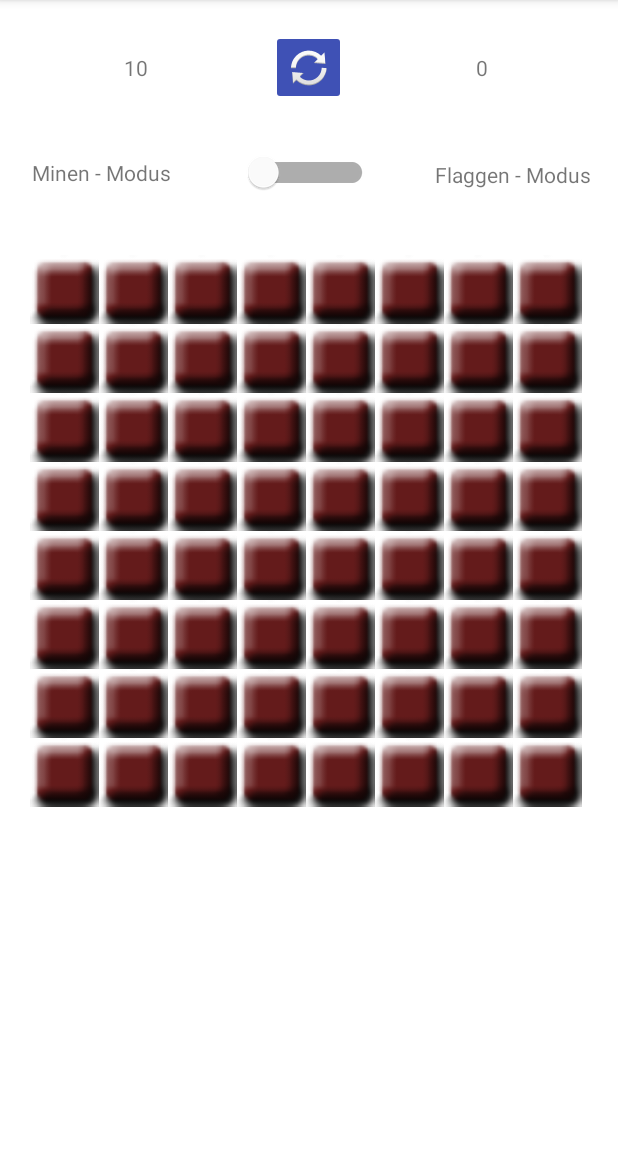
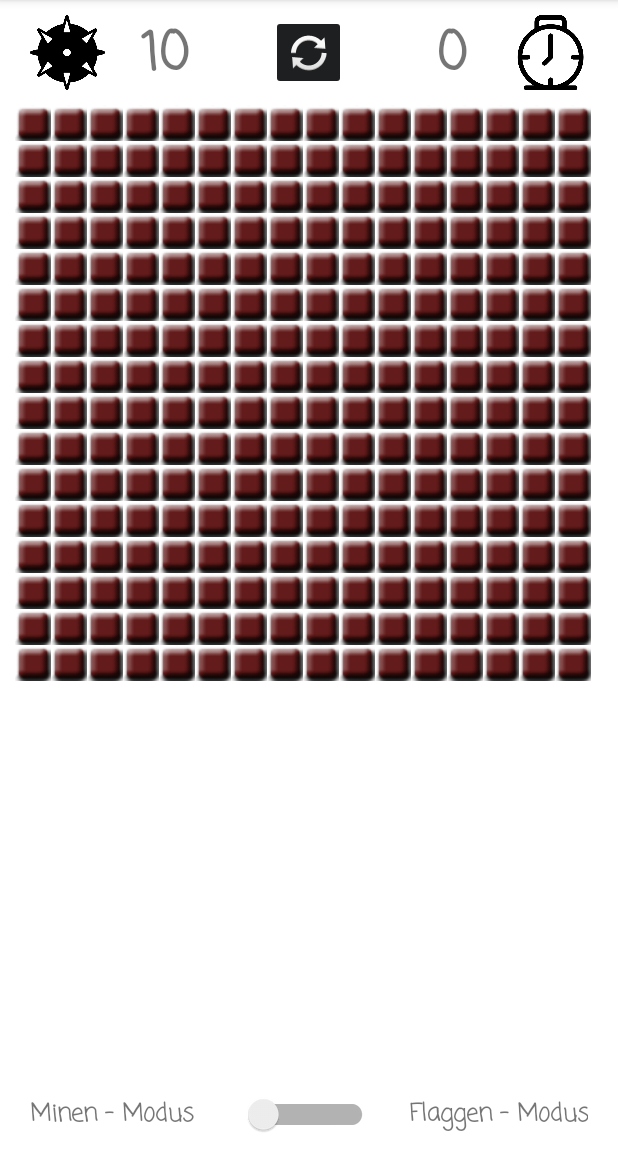
Before and after one commit to RamonGuenther/Minesweeper, an Android app: the screen it shows after launch (MainActivity), on a phone screen of 412 x 824 dp, the part 84-1236 px from its top. Run offline under Robolectric (Android 15) with nearby library versions, the phone set to English and light mode, and no system bars.

Commit message:
Layout Spiel überarbeitet -> Icons/Schrift/Reihenfolge

```diff
--- a/app/src/main/java/de/fhswf/ma/ausarbeitung/kneissig/guenther/minesweeper/model/MinesweeperGame.java
+++ b/app/src/main/java/de/fhswf/ma/ausarbeitung/kneissig/guenther/minesweeper/model/MinesweeperGame.java
@@ -23,8 +23,8 @@ public class MinesweeperGame {
     MinesweeperCallback minesweeperCallback;
 
     public int numberOfMines = 10;
-    public int columnsX = 8;
-    public int rowsY = 8;
+    public int columnsX = 16;
+    public int rowsY = 16;
 
     private int[][] bombPlacementField = new int[columnsX][rowsY];
     private final Field[][] minesweeperBoard = new Field[columnsX][rowsY];
--- a/app/src/main/res/layout/activity_main.xml
+++ b/app/src/main/res/layout/activity_main.xml
@@ -12,97 +12,127 @@
         android:layout_width="0dp"
         android:layout_height="0dp"
         android:layout_centerHorizontal="true"
-        android:layout_marginStart="20dp"
-        android:layout_marginTop="30dp"
-        android:layout_marginEnd="20dp"
-        android:layout_marginBottom="30dp"
-        app:layout_constraintBottom_toBottomOf="parent"
+        android:layout_marginStart="10dp"
+        android:layout_marginTop="10dp"
+        android:layout_marginEnd="10dp"
+        app:layout_constraintBottom_toTopOf="@+id/flagMode"
         app:layout_constraintEnd_toEndOf="parent"
         app:layout_constraintStart_toStartOf="parent"
-        app:layout_constraintTop_toBottomOf="@+id/gameMode" />
+        app:layout_constraintTop_toBottomOf="@id/resetGame" />
 
     <ImageButton
         android:id="@+id/resetGame"
         android:layout_width="50dp"
         android:layout_height="50dp"
         android:layout_marginStart="180dp"
-        android:layout_marginTop="20dp"
+        android:layout_marginTop="10dp"
         android:layout_marginEnd="181dp"
-        android:backgroundTint="#3F51B5"
+        android:backgroundTint="#1E1F20"
+        android:contentDescription="Reset Game"
         android:tooltipText="Spiel neu starten"
         app:layout_constraintEnd_toEndOf="parent"
         app:layout_constraintStart_toStartOf="parent"
         app:layout_constraintTop_toTopOf="parent"
-        app:srcCompat="@android:drawable/ic_popup_sync"
-        android:contentDescription="Reset Game" />
+        app:srcCompat="@android:drawable/ic_popup_sync" />
 
     <com.google.android.material.switchmaterial.SwitchMaterial
         android:id="@+id/gameMode"
         android:layout_width="91dp"
         android:layout_height="50dp"
-        android:layout_marginStart="170dp"
-        android:layout_marginTop="20dp"
-        android:layout_marginEnd="170dp"
+        android:layout_marginStart="10dp"
+        android:layout_marginEnd="10dp"
         android:checked="false"
         android:splitTrack="false"
         android:textAppearance="@style/TextAppearance.AppCompat.Body1"
-        app:layout_constraintEnd_toEndOf="parent"
-        app:layout_constraintStart_toStartOf="parent"
-        app:layout_constraintTop_toBottomOf="@+id/resetGame"
-        app:switchMinWidth="90dp" />
+        android:textColorHighlight="#1E1F20"
+        android:textColorLink="#1E1F20"
+        app:layout_constraintBottom_toBottomOf="parent"
+        app:layout_constraintEnd_toStartOf="@+id/flagMode"
+        app:layout_constraintStart_toEndOf="@+id/mineMode"
+        app:switchMinWidth="90dp"
+        app:useMaterialThemeColors="false" />
 
     <TextView
         android:id="@+id/mineCounter"
-        android:layout_width="136dp"
+        android:layout_width="0dp"
         android:layout_height="50dp"
-        android:layout_marginStart="20dp"
-        android:layout_marginTop="20dp"
-        android:layout_marginEnd="20dp"
+        android:layout_marginTop="10dp"
+        android:layout_marginEnd="30dp"
+        android:fontFamily="casual"
         android:gravity="center"
-        android:text="TextView"
+        android:text="0"
         android:textAlignment="center"
+        android:textSize="35sp"
+        android:textStyle="bold"
         app:layout_constraintEnd_toStartOf="@+id/resetGame"
-        app:layout_constraintStart_toStartOf="parent"
+        app:layout_constraintStart_toEndOf="@id/iconMine"
         app:layout_constraintTop_toTopOf="parent" />
 
     <TextView
         android:id="@+id/timer"
-        android:layout_width="136dp"
+        android:layout_width="0dp"
         android:layout_height="50dp"
-        android:layout_marginStart="20dp"
-        android:layout_marginTop="20dp"
-        android:layout_marginEnd="20dp"
+        android:layout_marginStart="30dp"
+        android:layout_marginTop="10dp"
+        android:fontFamily="casual"
         android:gravity="center"
-        android:text="TextView"
+        android:text="0"
         android:textAlignment="center"
-        app:layout_constraintEnd_toEndOf="parent"
-        app:layout_constraintStart_toEndOf="@+id/resetGame"
+        android:textSize="35sp"
+        android:textStyle="bold"
+        app:layout_constraintEnd_toStartOf="@+id/iconTimer"
+        app:layout_constraintStart_toEndOf="@id/resetGame"
         app:layout_constraintTop_toTopOf="parent" />
 
     <TextView
         android:id="@+id/mineMode"
-        android:layout_width="wrap_content"
+        android:layout_width="0dp"
         android:layout_height="50dp"
         android:layout_marginStart="20dp"
-        android:layout_marginTop="20dp"
-        android:layout_marginEnd="297dp"
+        android:fontFamily="casual"
         android:gravity="center_vertical"
         android:text="Minen - Modus"
-        app:layout_constraintEnd_toEndOf="parent"
-        app:layout_constraintStart_toStartOf="parent"
-        app:layout_constraintTop_toBottomOf="@+id/mineCounter" />
+        android:textAlignment="gravity"
+        android:textSize="16sp"
+        android:textStyle="bold"
+        app:layout_constraintBottom_toBottomOf="parent"
+        app:layout_constraintEnd_toStartOf="@+id/gameMode"
+        app:layout_constraintStart_toStartOf="parent" />
 
     <TextView
         android:id="@+id/flagMode"
-        android:layout_width="wrap_content"
+        android:layout_width="0dp"
         android:layout_height="50dp"
-        android:layout_marginStart="39dp"
-        android:layout_marginTop="21dp"
         android:layout_marginEnd="20dp"
-        android:gravity="center_vertical"
+        android:fontFamily="casual"
+        android:gravity="right|center_vertical"
         android:text="Flaggen - Modus"
+        android:textSize="16sp"
+        android:textStyle="bold"
+        app:layout_constraintBottom_toBottomOf="parent"
         app:layout_constraintEnd_toEndOf="parent"
-        app:layout_constraintStart_toEndOf="@+id/gameMode"
-        app:layout_constraintTop_toBottomOf="@+id/timer" />
+        app:layout_constraintStart_toEndOf="@+id/gameMode" />
+
+    <ImageView
+        android:id="@+id/iconMine"
+        android:layout_width="50dp"
+        android:layout_height="50dp"
+        android:layout_marginStart="20dp"
+        android:layout_marginTop="10dp"
+        app:layout_constraintEnd_toStartOf="@+id/mineCounter"
+        app:layout_constraintStart_toStartOf="parent"
+        app:layout_constraintTop_toTopOf="parent"
+        app:srcCompat="@drawable/icon_mine" />
+
+    <ImageView
+        android:id="@+id/iconTimer"
+        android:layout_width="50dp"
+        android:layout_height="50dp"
+        android:layout_marginTop="10dp"
+        android:layout_marginEnd="20dp"
+        app:layout_constraintEnd_toEndOf="parent"
+        app:layout_constraintStart_toEndOf="@+id/timer"
+        app:layout_constraintTop_toTopOf="parent"
+        app:srcCompat="@drawable/icon_timer" />
 
 </androidx.constraintlayout.widget.ConstraintLayout>
--- a/app/src/main/res/values/themes.xml
+++ b/app/src/main/res/values/themes.xml
@@ -6,7 +6,7 @@
         <item name="colorPrimaryVariant">@color/purple_700</item>
         <item name="colorOnPrimary">@color/white</item>
         <!-- Secondary brand color. -->
-        <item name="colorSecondary">@color/teal_200</item>
+        <item name="colorSecondary">#641B1B</item>
         <item name="colorSecondaryVariant">@color/teal_700</item>
         <item name="colorOnSecondary">@color/black</item>
         <!-- Status bar color. -->
```
Also changed, not shown: app/src/main/res/drawable/icon_mine.png (added), app/src/main/res/drawable/icon_timer.png (added).
